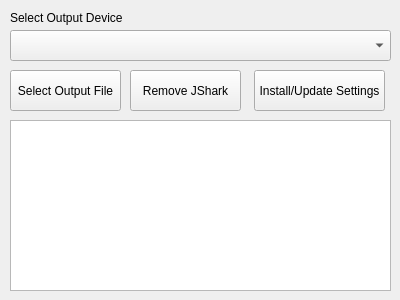
Qt form jshark_configurator/MainWidget.ui (DieselDemi/JShark) before a commit.
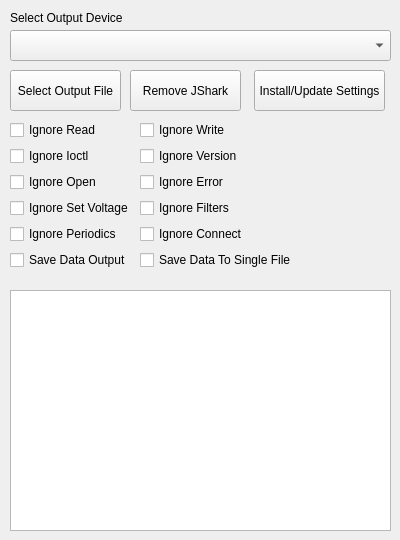
The same form after that commit.

Commit message: Added checkbox's to the ui for additional log settings

```diff
--- a/jshark_configurator/MainWidget.ui
+++ b/jshark_configurator/MainWidget.ui
@@ -7,13 +7,19 @@
     <x>0</x>
     <y>0</y>
     <width>400</width>
-    <height>300</height>
+    <height>540</height>
    </rect>
   </property>
   <property name="minimumSize">
    <size>
     <width>400</width>
-    <height>300</height>
+    <height>540</height>
+   </size>
+  </property>
+  <property name="maximumSize">
+   <size>
+    <width>400</width>
+    <height>540</height>
    </size>
   </property>
   <property name="windowTitle">
@@ -52,9 +58,9 @@
    <property name="geometry">
     <rect>
      <x>10</x>
-     <y>120</y>
+     <y>290</y>
      <width>381</width>
-     <height>171</height>
+     <height>241</height>
     </rect>
    </property>
    <property name="readOnly">
@@ -100,6 +106,102 @@
     <string>Remove JShark</string>
    </property>
   </widget>
+  <widget class="QWidget" name="formLayoutWidget">
+   <property name="geometry">
+    <rect>
+     <x>10</x>
+     <y>120</y>
+     <width>381</width>
+     <height>161</height>
+    </rect>
+   </property>
+   <layout class="QFormLayout" name="formLayout">
+    <item row="0" column="0">
+     <widget class="QCheckBox" name="ignoreReadCheckBox">
+      <property name="text">
+       <string>Ignore Read</string>
+      </property>
+     </widget>
+    </item>
+    <item row="0" column="1">
+     <widget class="QCheckBox" name="ignoreWirteCheckBox">
+      <property name="text">
+       <string>Ignore Write</string>
+      </property>
+     </widget>
+    </item>
+    <item row="1" column="1">
+     <widget class="QCheckBox" name="ignoreVersionCheckBox">
+      <property name="text">
+       <string>Ignore Version</string>
+      </property>
+     </widget>
+    </item>
+    <item row="2" column="1">
+     <widget class="QCheckBox" name="ignoreErrorCheckBox">
+      <property name="text">
+       <string>Ignore Error</string>
+      </property>
+     </widget>
+    </item>
+    <item row="1" column="0">
+     <widget class="QCheckBox" name="ignoreIoctlCheckBox">
+      <property name="text">
+       <string>Ignore Ioctl</string>
+      </property>
+     </widget>
+    </item>
+    <item row="2" column="0">
+     <widget class="QCheckBox" name="ignoreOpenCheckBox">
+      <property name="text">
+       <string>Ignore Open</string>
+      </property>
+     </widget>
+    </item>
+    <item row="3" column="0">
+     <widget class="QCheckBox" name="ignoreSetVoltageCheckBox">
+      <property name="text">
+       <string>Ignore Set Voltage</string>
+      </property>
+     </widget>
+    </item>
+    <item row="4" column="0">
+     <widget class="QCheckBox" name="ignorePeriodicsCheckBox">
+      <property name="text">
+       <string>Ignore Periodics</string>
+      </property>
+     </widget>
+    </item>
+    <item row="5" column="0">
+     <widget class="QCheckBox" name="saveDataOutputCheckBox">
+      <property name="text">
+       <string>Save Data Output</string>
+      </property>
+     </widget>
+    </item>
+    <item row="3" column="1">
+     <widget class="QCheckBox" name="ignoreFiltersCheckbox">
+      <property name="text">
+       <string>Ignore Filters</string>
+      </property>
+     </widget>
+    </item>
+    <item row="4" column="1">
+     <widget class="QCheckBox" name="ignoreConnectCheckBox">
+      <property name="text">
+       <string>Ignore Connect</string>
+      </property>
+     </widget>
+    </item>
+    <item row="5" column="1">
+     <widget class="QCheckBox" name="saveDataToSingleFileCheckBox">
+      <property name="text">
+       <string>Save Data To Single File</string>
+      </property>
+     </widget>
+    </item>
+   </layout>
+  </widget>
  </widget>
  <resources/>
  <connections/>
```
The commit also changes 3 other files.
